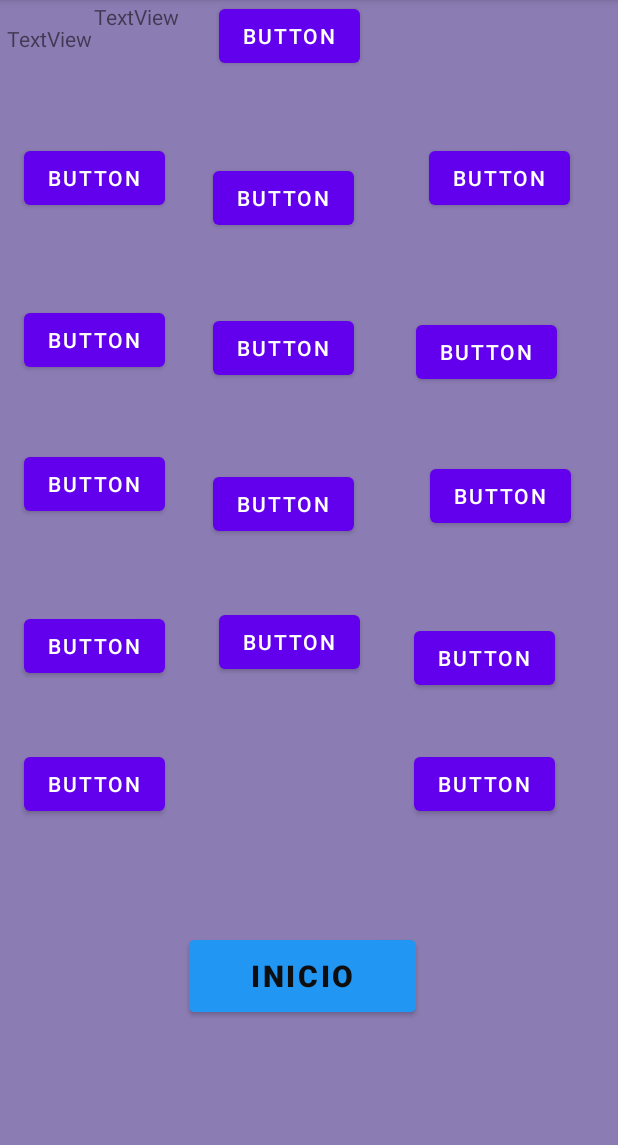
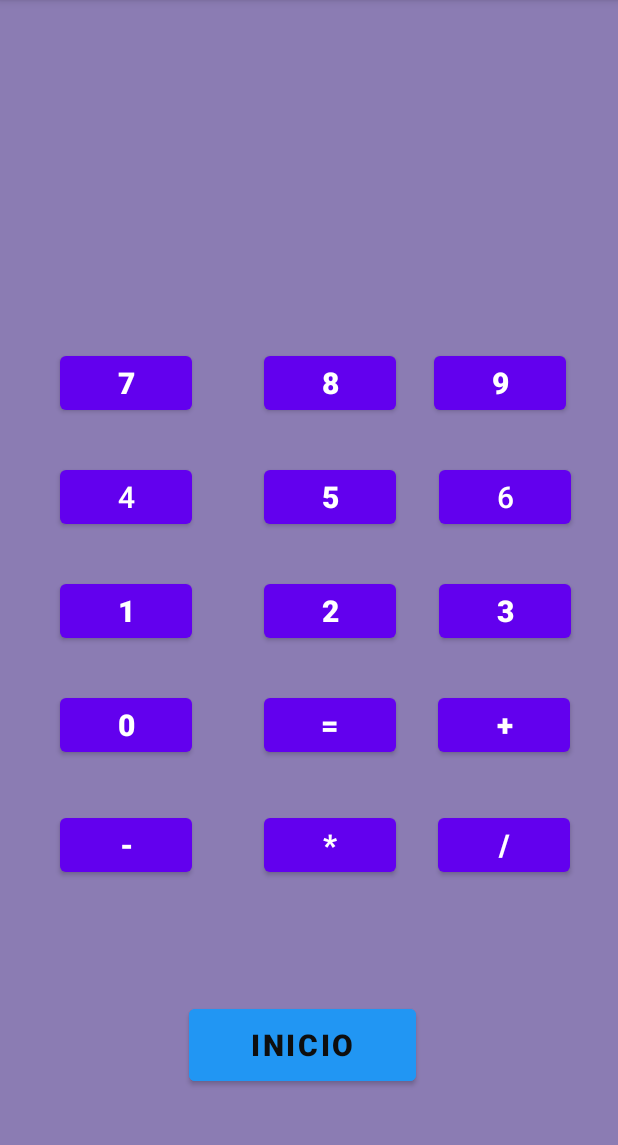
Before and after one commit to natalia0318/ParcialAndroid, an Android app: the Calculadora screen opened directly, with no data from a screen before it, on a phone screen of 412 x 824 dp, the part 84-1229 px from its top. Run offline under Robolectric (Android 15) with nearby library versions, the phone set to English and light mode, and no system bars; 2 statements that could not run were skipped.

Commit message:
Se hizo la parte visual de la claculadora

```diff
--- a/parcialimc2/app/build.gradle
+++ b/parcialimc2/app/build.gradle
@@ -32,6 +32,7 @@ dependencies {
     implementation 'androidx.appcompat:appcompat:1.4.1'
     implementation 'com.google.android.material:material:1.5.0'
     implementation 'androidx.constraintlayout:constraintlayout:2.1.3'
+    implementation 'org.junit.jupiter:junit-jupiter'
     testImplementation 'junit:junit:4.13.2'
     androidTestImplementation 'androidx.test.ext:junit:1.1.3'
     androidTestImplementation 'androidx.test.espresso:espresso-core:3.4.0'
--- a/parcialimc2/app/src/main/java/com/nc/parcialimc/Calculadora.java
+++ b/parcialimc2/app/src/main/java/com/nc/parcialimc/Calculadora.java
@@ -2,13 +2,117 @@ package com.nc.parcialimc;
 
 import androidx.appcompat.app.AppCompatActivity;
 
+import android.content.Intent;
+import android.content.SharedPreferences;
 import android.os.Bundle;
+import android.view.View;
+import android.widget.Button;
+import android.widget.EditText;
+import android.widget.TextView;
+import android.widget.Toast;
 
-public class Calculadora extends AppCompatActivity {
+  public class Calculadora extends AppCompatActivity implements View.OnClickListener {
+    public TextView textViewN;
+    public TextView textViewRe;
+    public Button btnSiete;
+    public Button btnOcho;
+    public Button btnNueve;
+    public Button btnCuatro;
+    public Button btnCinco;
+    public Button btnSeis;
+    public Button btnUno;
+    public Button btnDos;
+    public Button btnTres;
+    public Button btnCero;
+    public Button btnIgual;
+    public Button btnSuma;
+    public Button btnResta;
+    public Button btnMultiplicacion;
+    public Button btnDivision;
+    public Button btnInicioCalc;
+
 
     @Override
     protected void onCreate(Bundle savedInstanceState) {
         super.onCreate(savedInstanceState);
         setContentView(R.layout.activity_calculadora);
+        SharedPreferences spGet = getSharedPreferences("nombreUsuario", MODE_PRIVATE);
+        String name = spGet.getString("Nombre", "NA");
+        Toast.makeText(getApplicationContext(), " " + name, Toast.LENGTH_LONG).show();
+        setContentAttributes();
+        setContentViewEvents();
+        SharedPreferences sp = getSharedPreferences("nombreUsuario",MODE_PRIVATE);
+        SharedPreferences.Editor editor = sp.edit();
+        editor.putString("Nombre", "Natalia");
+        editor.commit();
     }
-}
+
+    private void setContentViewEvents() {
+        btnSiete.setOnClickListener(this);
+        btnOcho.setOnClickListener(this);
+        btnNueve.setOnClickListener(this);
+        btnCuatro.setOnClickListener(this);
+        btnCinco.setOnClickListener(this);
+        btnSeis.setOnClickListener(this);
+        btnUno.setOnClickListener(this);
+        btnDos.setOnClickListener(this);
+        btnTres.setOnClickListener(this);
+        btnIgual.setOnClickListener(this);
+        btnSuma.setOnClickListener(this);
+        btnResta.setOnClickListener(this);
+        btnMultiplicacion.setOnClickListener(this);
+        btnDivision.setOnClickListener(this);
+        btnInicioCalc.setOnClickListener(this);
+
+
+    }
+
+    private void setContentAttributes() {
+
+        textViewN = findViewById(R.id.textViewN);
+        textViewRe = findViewById(R.id.textViewRe);
+        btnSiete = findViewById(R.id.btnSiete);
+        btnOcho = findViewById(R.id.btnOcho);
+        btnNueve = findViewById(R.id.btnNueve);
+        btnCuatro = findViewById(R.id.btnCuatro);
+        btnCinco = findViewById(R.id.btnCinco);
+        btnSeis = findViewById(R.id.btnSeis);
+        btnUno = findViewById(R.id.btnUno);
+        btnDos = findViewById(R.id.btnDos);
+        btnCero = findViewById(R.id.btnCero);
+        btnSuma = findViewById(R.id.btnSuma);
+        btnResta = findViewById(R.id.btnResta);
+        btnMultiplicacion = findViewById(R.id.btnMultiplicacion);
+        btnDivision = findViewById(R.id.btnDivision);
+        btnInicioCalc = findViewById(R.id.btnInicioCalc);
+
+
+    }
+      public class Calcular {
+
+          public void addition_isCorrect() {
+              assertEquals(4, 2 + 2);
+          }
+      }
+
+      private void assertEquals(int i, int i1) {
+      }
+
+
+
+      @Override
+      public void onClick(View v) {
+          switch (v.getId()){
+              case R.id.btnInicioCalc:
+                  InicioCalcAction();
+
+
+          }
+      }
+
+      private void InicioCalcAction() {
+          Toast.makeText(this,"Formulario", Toast.LENGTH_LONG).show();
+          Intent intent = new Intent(Calculadora.this,MainActivity.class);
+          startActivity(intent);
+      }
+  }
--- a/parcialimc2/app/src/main/java/com/nc/parcialimc/MainActivity.java
+++ b/parcialimc2/app/src/main/java/com/nc/parcialimc/MainActivity.java
@@ -59,7 +59,7 @@ public class MainActivity extends AppCompatActivity implements View.OnClickListe
         }
     }
     private void ImcAction() {
-        //Toast.makeText(this,"Formulario", Toast.LENGTH_LONG).show();
+        Toast.makeText(this,"Formulario", Toast.LENGTH_LONG).show();
         Intent intent = new Intent(MainActivity.this,Imc.class);
         startActivity(intent);
 
--- a/parcialimc2/app/src/main/res/layout/activity_calculadora.xml
+++ b/parcialimc2/app/src/main/res/layout/activity_calculadora.xml
@@ -8,182 +8,208 @@
     tools:context=".Calculadora" >
 
     <TextView
-        android:id="@+id/textView"
+        android:id="@+id/textViewN"
         android:layout_width="206dp"
         android:layout_height="42dp"
         android:layout_marginTop="16dp"
-        android:text="TextView"
         app:layout_constraintEnd_toEndOf="parent"
         app:layout_constraintHorizontal_bias="0.024"
         app:layout_constraintStart_toStartOf="parent"
         app:layout_constraintTop_toTopOf="parent" />
 
     <Button
-        android:id="@+id/button"
+        android:id="@+id/btnCinco"
         android:layout_width="wrap_content"
         android:layout_height="wrap_content"
-        android:layout_marginStart="16dp"
-        android:layout_marginTop="24dp"
-        android:text="Button"
-        app:layout_constraintStart_toStartOf="parent"
-        app:layout_constraintTop_toBottomOf="@+id/textView5" />
+        android:layout_marginStart="48dp"
+        android:layout_marginTop="28dp"
+        android:text="5"
+        android:textSize="20sp"
+        android:textStyle="bold"
+        app:layout_constraintStart_toEndOf="@+id/btnCuatro"
+        app:layout_constraintTop_toBottomOf="@+id/btnOcho" />
 
     <Button
-        android:id="@+id/button2"
+        android:id="@+id/btnSuma"
         android:layout_width="wrap_content"
         android:layout_height="wrap_content"
-        android:layout_marginStart="36dp"
-        android:text="Button"
-        app:layout_constraintStart_toEndOf="@+id/button"
-        tools:layout_editor_absoluteY="172dp" />
+        android:layout_marginStart="28dp"
+        android:layout_marginTop="28dp"
+        android:text="+"
+        android:textSize="20sp"
+        android:textStyle="bold"
+        app:layout_constraintStart_toEndOf="@+id/btnIgual"
+        app:layout_constraintTop_toBottomOf="@+id/btnTres" />
 
     <Button
-        android:id="@+id/button3"
+        android:id="@+id/btnCuatro"
         android:layout_width="wrap_content"
         android:layout_height="wrap_content"
-        android:layout_marginTop="24dp"
-        android:text="Button"
-        app:layout_constraintEnd_toEndOf="parent"
-        app:layout_constraintHorizontal_bias="0.592"
-        app:layout_constraintStart_toEndOf="@+id/button2"
-        app:layout_constraintTop_toBottomOf="@+id/textView5" />
+        android:layout_marginStart="40dp"
+        android:layout_marginTop="28dp"
+        android:text="4"
+        android:textSize="20sp"
+        app:layout_constraintStart_toStartOf="parent"
+        app:layout_constraintTop_toBottomOf="@+id/btnSiete" />
 
     <Button
-        android:id="@+id/button9"
+        android:id="@+id/btnTres"
         android:layout_width="wrap_content"
         android:layout_height="wrap_content"
-        android:layout_marginStart="16dp"
-        android:layout_marginTop="60dp"
-        android:text="Button"
-        app:layout_constraintStart_toStartOf="parent"
-        app:layout_constraintTop_toBottomOf="@+id/button" />
+        android:layout_marginTop="28dp"
+        android:text="3"
+        android:textSize="20sp"
+        android:textStyle="bold"
+        app:layout_constraintEnd_toEndOf="parent"
+        app:layout_constraintHorizontal_bias="0.474"
+        app:layout_constraintStart_toEndOf="@+id/btnDos"
+        app:layout_constraintTop_toBottomOf="@+id/btnSeis" />
 
     <Button
-        android:id="@+id/button10"
+        android:id="@+id/btnMultiplicacion"
         android:layout_width="wrap_content"
         android:layout_height="wrap_content"
-        android:layout_marginStart="32dp"
-        android:layout_marginTop="60dp"
-        android:text="Button"
-        app:layout_constraintStart_toEndOf="@+id/button9"
-        app:layout_constraintTop_toBottomOf="@+id/button2" />
+        android:layout_marginStart="48dp"
+        android:layout_marginTop="32dp"
+        android:text="*"
+        android:textSize="20sp"
+        android:textStyle="bold"
+        app:layout_constraintStart_toEndOf="@+id/btnResta"
+        app:layout_constraintTop_toBottomOf="@+id/btnIgual" />
 
     <Button
-        android:id="@+id/button11"
+        android:id="@+id/btnIgual"
         android:layout_width="wrap_content"
         android:layout_height="wrap_content"
-        android:layout_marginTop="68dp"
-        android:text="Button"
-        app:layout_constraintEnd_toEndOf="parent"
-        app:layout_constraintHorizontal_bias="0.506"
-        app:layout_constraintStart_toEndOf="@+id/button10"
-        app:layout_constraintTop_toBottomOf="@+id/button3" />
+        android:layout_marginStart="48dp"
+        android:layout_marginTop="28dp"
+        android:text="="
+        android:textSize="20sp"
+        android:textStyle="bold"
+        app:layout_constraintStart_toEndOf="@+id/btnCero"
+        app:layout_constraintTop_toBottomOf="@+id/btnDos" />
 
     <Button
-        android:id="@+id/button12"
+        android:id="@+id/btnUno"
         android:layout_width="wrap_content"
         android:layout_height="wrap_content"
-        android:layout_marginStart="16dp"
-        android:layout_marginTop="48dp"
-        android:text="Button"
+        android:layout_marginStart="40dp"
+        android:layout_marginTop="28dp"
+        android:text="1"
+        android:textSize="20sp"
+        android:textStyle="bold"
         app:layout_constraintStart_toStartOf="parent"
-        app:layout_constraintTop_toBottomOf="@+id/button9" />
+        app:layout_constraintTop_toBottomOf="@+id/btnCuatro" />
 
     <Button
-        android:id="@+id/button13"
+        android:id="@+id/btnNueve"
         android:layout_width="wrap_content"
         android:layout_height="wrap_content"
-        android:layout_marginStart="32dp"
-        android:layout_marginTop="52dp"
-        android:text="Button"
-        app:layout_constraintStart_toEndOf="@+id/button12"
-        app:layout_constraintTop_toBottomOf="@+id/button10" />
+        android:layout_marginTop="60dp"
+        android:text="9"
+        android:textSize="20sp"
+        android:textStyle="bold"
+        app:layout_constraintEnd_toEndOf="parent"
+        app:layout_constraintHorizontal_bias="0.423"
+        app:layout_constraintStart_toEndOf="@+id/btnOcho"
+        app:layout_constraintTop_toBottomOf="@+id/textViewRe" />
 
     <Button
-        android:id="@+id/button14"
+        android:id="@+id/btnOcho"
         android:layout_width="wrap_content"
         android:layout_height="wrap_content"
-        android:layout_marginTop="48dp"
-        android:text="Button"
-        app:layout_constraintEnd_toEndOf="parent"
-        app:layout_constraintHorizontal_bias="0.617"
-        app:layout_constraintStart_toEndOf="@+id/button13"
-        app:layout_constraintTop_toBottomOf="@+id/button11" />
+        android:layout_marginStart="48dp"
+        android:layout_marginTop="60dp"
+        android:text="8"
+        android:textSize="20sp"
+        android:textStyle="bold"
+        app:layout_constraintStart_toEndOf="@+id/btnSiete"
+        app:layout_constraintTop_toBottomOf="@+id/textViewRe" />
 
     <Button
-        android:id="@+id/button15"
+        android:id="@+id/btnDivision"
         android:layout_width="wrap_content"
         android:layout_height="wrap_content"
-        android:layout_marginStart="16dp"
-        android:layout_marginTop="60dp"
-        android:text="Button"
-        app:layout_constraintStart_toStartOf="parent"
-        app:layout_constraintTop_toBottomOf="@+id/button12" />
+        android:layout_marginStart="28dp"
+        android:layout_marginTop="32dp"
+        android:text="/"
+        android:textSize="20sp"
+        android:textStyle="bold"
+        app:layout_constraintStart_toEndOf="@+id/btnMultiplicacion"
+        app:layout_constraintTop_toBottomOf="@+id/btnSuma" />
 
     <Button
-        android:id="@+id/button16"
-        android:layout_width="wrap_content"
-        android:layout_height="wrap_content"
-        android:layout_marginStart="32dp"
-        android:layout_marginTop="56dp"
-        android:text="Button"
-        app:layout_constraintStart_toEndOf="@+id/button15"
-        app:layout_constraintTop_toBottomOf="@+id/button13" />
-
-    <Button
-        android:id="@+id/button17"
+        android:id="@+id/btnSiete"
         android:layout_width="wrap_content"
         android:layout_height="wrap_content"
         android:layout_marginStart="40dp"
         android:layout_marginTop="60dp"
-        android:text="Button"
-        app:layout_constraintStart_toEndOf="@+id/button16"
-        app:layout_constraintTop_toBottomOf="@+id/button14" />
+        android:text="7"
+        android:textSize="20sp"
+        android:textStyle="bold"
+        app:layout_constraintStart_toStartOf="parent"
+        app:layout_constraintTop_toBottomOf="@+id/textViewRe" />
 
     <Button
-        android:id="@+id/button18"
+        android:id="@+id/btnDos"
         android:layout_width="wrap_content"
         android:layout_height="wrap_content"
-        android:layout_marginStart="16dp"
-        android:layout_marginTop="44dp"
-        android:text="Button"
-        app:layout_constraintStart_toStartOf="parent"
-        app:layout_constraintTop_toBottomOf="@+id/button15" />
+        android:layout_marginStart="48dp"
+        android:layout_marginTop="28dp"
+        android:text="2"
+        android:textSize="20sp"
+        android:textStyle="bold"
+        app:layout_constraintStart_toEndOf="@+id/btnUno"
+        app:layout_constraintTop_toBottomOf="@+id/btnCinco" />
 
     <Button
-        android:id="@+id/button19"
+        android:id="@+id/btnCero"
         android:layout_width="wrap_content"
         android:layout_height="wrap_content"
-        android:layout_marginStart="36dp"
-        android:layout_marginTop="44dp"
-        android:text="Button"
-        app:layout_constraintStart_toEndOf="@+id/button18"
-        app:layout_constraintTop_toBottomOf="@+id/button16" />
+        android:layout_marginStart="40dp"
+        android:layout_marginTop="28dp"
+        android:text="0"
+        android:textSize="20sp"
+        android:textStyle="bold"
+        app:layout_constraintStart_toStartOf="parent"
+        app:layout_constraintTop_toBottomOf="@+id/btnUno" />
 
     <Button
-        android:id="@+id/button20"
+        android:id="@+id/btnResta"
         android:layout_width="wrap_content"
         android:layout_height="wrap_content"
-        android:layout_marginStart="36dp"
-        android:layout_marginTop="36dp"
-        android:text="Button"
-        app:layout_constraintStart_toEndOf="@+id/button19"
-        app:layout_constraintTop_toBottomOf="@+id/button17" />
+        android:layout_marginStart="40dp"
+        android:layout_marginTop="32dp"
+        android:text="-"
+        android:textSize="20sp"
+        android:textStyle="bold"
+        app:layout_constraintStart_toStartOf="parent"
+        app:layout_constraintTop_toBottomOf="@+id/btnCero" />
+
+    <Button
+        android:id="@+id/btnSeis"
+        android:layout_width="wrap_content"
+        android:layout_height="wrap_content"
+        android:layout_marginTop="28dp"
+        android:text="6"
+        android:textSize="20sp"
+        app:layout_constraintEnd_toEndOf="parent"
+        app:layout_constraintHorizontal_bias="0.474"
+        app:layout_constraintStart_toEndOf="@+id/btnCinco"
+        app:layout_constraintTop_toBottomOf="@+id/btnNueve" />
 
     <TextView
-        android:id="@+id/textView5"
+        android:id="@+id/textViewRe"
         android:layout_width="286dp"
         android:layout_height="69dp"
-        android:text="TextView"
-        app:layout_constraintBottom_toTopOf="@+id/button2"
+        android:layout_marginTop="44dp"
         app:layout_constraintEnd_toEndOf="parent"
         app:layout_constraintHorizontal_bias="0.496"
         app:layout_constraintStart_toStartOf="parent"
-        app:layout_constraintTop_toBottomOf="@+id/textView"
-        app:layout_constraintVertical_bias="0.444" />
+        app:layout_constraintTop_toBottomOf="@+id/textViewN" />
 
     <Button
-        android:id="@+id/button21"
+        android:id="@+id/btnInicioCalc"
         android:layout_width="151dp"
         android:layout_height="60dp"
         android:backgroundTint="#2196F3"
@@ -195,6 +221,6 @@
         app:layout_constraintEnd_toEndOf="parent"
         app:layout_constraintHorizontal_bias="0.484"
         app:layout_constraintStart_toStartOf="parent"
-        app:layout_constraintTop_toBottomOf="@+id/button19"
+        app:layout_constraintTop_toBottomOf="@+id/btnMultiplicacion"
         app:layout_constraintVertical_bias="0.659" />
 </androidx.constraintlayout.widget.ConstraintLayout>
--- a/parcialimc2/app/src/main/res/layout/activity_main.xml
+++ b/parcialimc2/app/src/main/res/layout/activity_main.xml
@@ -19,16 +19,15 @@
         android:textStyle="bold"
         app:layout_constraintBottom_toTopOf="@+id/btnTem"
         app:layout_constraintEnd_toEndOf="parent"
-        app:layout_constraintHorizontal_bias="0.501"
         app:layout_constraintStart_toStartOf="parent"
         app:layout_constraintTop_toBottomOf="@+id/nombre"
-        app:layout_constraintVertical_bias="0.544" />
+        app:layout_constraintVertical_bias="0.576" />
 
     <Button
         android:id="@+id/btnTem"
         android:layout_width="198dp"
         android:layout_height="92dp"
-        android:layout_marginBottom="60dp"
+        android:layout_marginBottom="80dp"
         android:backgroundTint="#2196F3"
         android:text="Temperatura"
         android:textColor="#0E0E0E"
@@ -36,6 +35,7 @@
         android:textStyle="bold"
         app:layout_constraintBottom_toTopOf="@+id/btnCalc"
         app:layout_constraintEnd_toEndOf="parent"
+        app:layout_constraintHorizontal_bias="0.497"
         app:layout_constraintStart_toStartOf="parent" />
 
     <Button
```
Also changed, not shown: parcialimc2/app/src/main/java/com/nc/parcialimc/Imc.java (+52 -2 lines), parcialimc2/app/src/main/java/com/nc/parcialimc/Resultado.java (+52 -2 lines), parcialimc2/app/src/main/java/com/nc/parcialimc/Temperatura.java (+64 -1 lines), parcialimc2/app/src/main/res/layout/activity_imc.xml (+30 -28 lines), parcialimc2/app/src/main/res/layout/activity_resultado.xml (+23 -10 lines), parcialimc2/app/src/main/res/layout/activity_temperatura.xml (+49 -56 lines), 1 other file.
